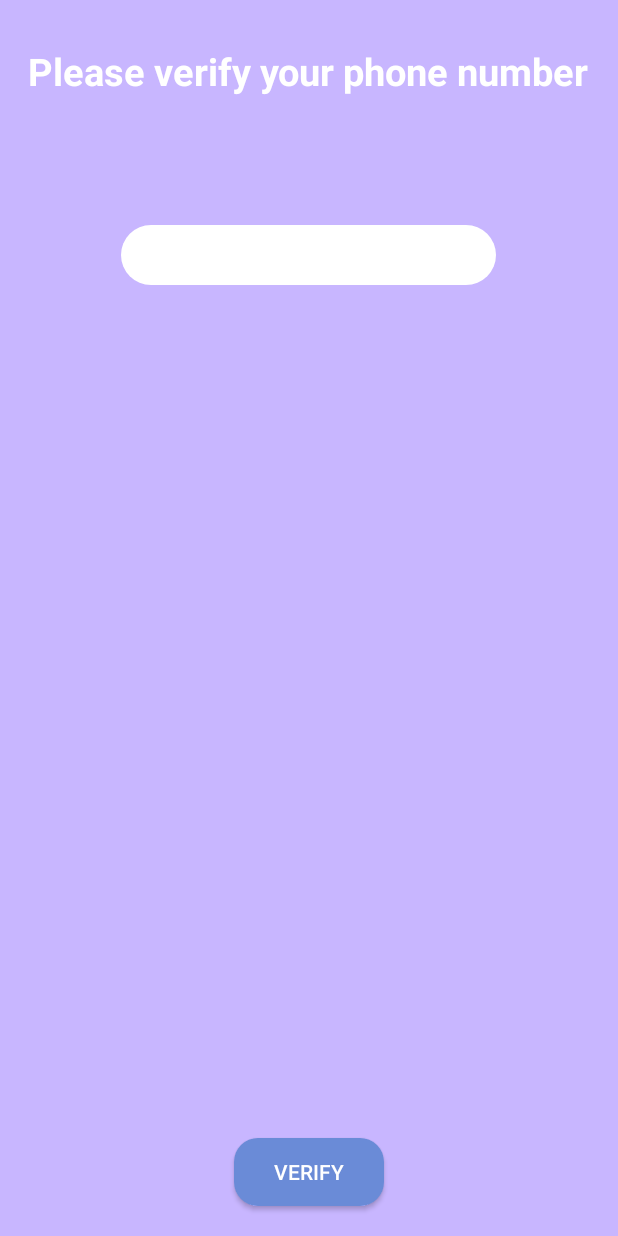
After one commit to zhixuan07/ParkingApp, an Android app: the layout otp_verificationlayout.xml on its own in the app's theme, with its tools: preview values and no code run, on a phone screen of 412 x 824 dp. The commit adds this screen. Run offline under Robolectric (Android 15) with nearby library versions, the phone set to English and light mode, and no system bars.

Commit message:
add otp verification

```diff
--- /dev/null
+++ b/app/src/main/res/layout/otp_verificationlayout.xml
@@ -0,0 +1,69 @@
+<?xml version="1.0" encoding="utf-8"?>
+<RelativeLayout xmlns:android="http://schemas.android.com/apk/res/android"
+    android:layout_width="match_parent"
+    android:layout_height="match_parent"
+    android:background="@color/bg_color"
+    xmlns:tools="http://schemas.android.com/tools"
+    tools:context=".otpVerification"
+
+    >
+
+    <TextView
+        android:layout_width="wrap_content"
+        android:layout_height="wrap_content"
+        android:layout_centerHorizontal="true"
+        android:text="Please verify your phone number"
+        android:textSize="25dp"
+        android:textColor="@color/white"
+        android:textStyle="bold"
+        android:layout_marginTop="30dp">
+
+    </TextView>
+
+    <TextView
+        android:id="@+id/phoneNumber"
+        android:layout_width="wrap_content"
+        android:layout_height="wrap_content"
+        android:text=""
+        android:textSize="25dp"
+        android:textColor="@color/black"
+        android:layout_centerHorizontal="true"
+        android:textStyle="bold"
+        android:layout_marginTop="90dp">
+
+    </TextView>
+    <EditText
+        android:gravity="center"
+        android:id="@+id/otpInput"
+        android:layout_width="250dp"
+        android:layout_height="40dp"
+        android:background="@drawable/inputtext_layout"
+        android:layout_centerHorizontal="true"
+        android:layout_marginTop="150dp"
+        android:inputType="textPhonetic"
+        >
+
+
+    </EditText>
+
+
+
+    <Button
+        android:layout_width="100dp"
+        android:layout_height="45dp"
+        android:background="@drawable/rounded_button"
+        android:layout_alignParentBottom="true"
+        android:layout_centerHorizontal="true"
+        android:layout_marginBottom="20dp"
+        android:minWidth="0dp"
+        android:minHeight="0dp"
+        android:textColor="@color/white"
+        android:text="Verify"
+        android:id="@+id/verifyOtp"
+        />
+
+
+
+
+
+</RelativeLayout>
```
Also changed, not shown: app/src/main/java/com/example/parkingappinti/Dialog.java (added, +36 -0 lines), app/src/main/java/com/example/parkingappinti/MainActivity.java (+47 -0 lines), app/src/main/java/com/example/parkingappinti/SignUpActivity.java (added, +123 -0 lines), app/src/main/java/com/example/parkingappinti/User.java (added, +29 -0 lines), app/src/main/java/com/example/parkingappinti/otpVerification.java (added, +137 -0 lines), app/src/main/res/layout/loading_dialog.xml (added, +34 -0 lines).
